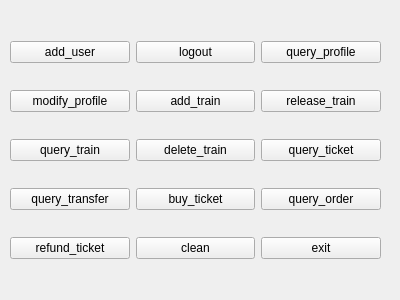
This is src_client/mainwidget.ui in RebeccaPan/Train_Ticket as Qt 5 draws it before an edit. The edited form follows.
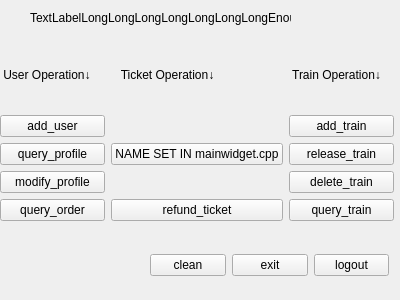
This is the edited form.

Patch:
```diff
--- a/src_client/mainwidget.ui
+++ b/src_client/mainwidget.ui
@@ -16,120 +16,152 @@
   <widget class="QWidget" name="gridLayoutWidget">
    <property name="geometry">
     <rect>
-     <x>10</x>
-     <y>20</y>
-     <width>371</width>
-     <height>261</height>
+     <x>0</x>
+     <y>40</y>
+     <width>394</width>
+     <height>181</height>
     </rect>
    </property>
-   <layout class="QGridLayout" name="gridLayout_2">
-    <item row="1" column="1">
-     <widget class="QPushButton" name="add_train_button">
-      <property name="text">
-       <string>add_train</string>
-      </property>
-     </widget>
-    </item>
-    <item row="0" column="2">
-     <widget class="QPushButton" name="query_profile_button">
-      <property name="text">
-       <string>query_profile</string>
-      </property>
-     </widget>
-    </item>
-    <item row="2" column="1">
-     <widget class="QPushButton" name="delete_train_button">
-      <property name="text">
-       <string>delete_train</string>
-      </property>
-     </widget>
-    </item>
-    <item row="0" column="0">
-     <widget class="QPushButton" name="add_user_button">
-      <property name="text">
-       <string>add_user</string>
-      </property>
-     </widget>
-    </item>
-    <item row="2" column="2">
-     <widget class="QPushButton" name="query_ticket_button">
-      <property name="text">
-       <string>query_ticket</string>
-      </property>
-     </widget>
-    </item>
-    <item row="3" column="0">
-     <widget class="QPushButton" name="query_transfer_button">
-      <property name="text">
-       <string>query_transfer</string>
-      </property>
-     </widget>
-    </item>
-    <item row="3" column="1">
-     <widget class="QPushButton" name="buy_ticket_button">
-      <property name="text">
-       <string>buy_ticket</string>
-      </property>
-     </widget>
-    </item>
+   <layout class="QGridLayout" name="gridLayout">
     <item row="1" column="0">
-     <widget class="QPushButton" name="modify_profile_button">
+     <widget class="QLabel" name="label">
       <property name="text">
-       <string>modify_profile</string>
+       <string> User Operation↓</string>
       </property>
      </widget>
     </item>
-    <item row="1" column="2">
+    <item row="3" column="2">
      <widget class="QPushButton" name="release_train_button">
       <property name="text">
        <string>release_train</string>
       </property>
      </widget>
     </item>
-    <item row="0" column="1">
-     <widget class="QPushButton" name="logout_button">
+    <item row="3" column="0">
+     <widget class="QPushButton" name="query_profile_button">
       <property name="text">
-       <string>logout</string>
+       <string>query_profile</string>
       </property>
      </widget>
     </item>
-    <item row="2" column="0">
+    <item row="1" column="2">
+     <widget class="QLabel" name="label_3">
+      <property name="text">
+       <string> Train Operation↓</string>
+      </property>
+     </widget>
+    </item>
+    <item row="6" column="2">
      <widget class="QPushButton" name="query_train_button">
       <property name="text">
        <string>query_train</string>
       </property>
      </widget>
     </item>
-    <item row="3" column="2">
-     <widget class="QPushButton" name="query_order_button">
+    <item row="2" column="0">
+     <widget class="QPushButton" name="add_user_button">
       <property name="text">
-       <string>query_order</string>
+       <string>add_user</string>
       </property>
      </widget>
     </item>
     <item row="4" column="0">
+     <widget class="QPushButton" name="modify_profile_button">
+      <property name="text">
+       <string>modify_profile</string>
+      </property>
+     </widget>
+    </item>
+    <item row="2" column="2">
+     <widget class="QPushButton" name="add_train_button">
+      <property name="text">
+       <string>add_train</string>
+      </property>
+     </widget>
+    </item>
+    <item row="1" column="1">
+     <widget class="QLabel" name="label_2">
+      <property name="text">
+       <string>   Ticket Operation↓</string>
+      </property>
+     </widget>
+    </item>
+    <item row="4" column="2">
+     <widget class="QPushButton" name="delete_train_button">
+      <property name="text">
+       <string>delete_train</string>
+      </property>
+     </widget>
+    </item>
+    <item row="6" column="1">
      <widget class="QPushButton" name="refund_ticket_button">
       <property name="text">
        <string>refund_ticket</string>
       </property>
      </widget>
     </item>
-    <item row="4" column="1">
+    <item row="6" column="0">
+     <widget class="QPushButton" name="query_order_button">
+      <property name="text">
+       <string>query_order</string>
+      </property>
+     </widget>
+    </item>
+    <item row="2" column="1" rowspan="3">
+     <widget class="QPushButton" name="ticket_button">
+      <property name="text">
+       <string>NAME SET IN mainwidget.cpp</string>
+      </property>
+     </widget>
+    </item>
+   </layout>
+  </widget>
+  <widget class="QWidget" name="horizontalLayoutWidget">
+   <property name="geometry">
+    <rect>
+     <x>150</x>
+     <y>240</y>
+     <width>239</width>
+     <height>51</height>
+    </rect>
+   </property>
+   <layout class="QHBoxLayout" name="horizontalLayout">
+    <item>
      <widget class="QPushButton" name="clean_button">
       <property name="text">
        <string>clean</string>
       </property>
      </widget>
     </item>
-    <item row="4" column="2">
+    <item>
      <widget class="QPushButton" name="exit_button">
       <property name="text">
        <string>exit</string>
       </property>
      </widget>
     </item>
+    <item>
+     <widget class="QPushButton" name="logout_button">
+      <property name="text">
+       <string>logout</string>
+      </property>
+     </widget>
+    </item>
    </layout>
   </widget>
+  <widget class="QLabel" name="label_Welcome">
+   <property name="geometry">
+    <rect>
+     <x>30</x>
+     <y>10</y>
+     <width>261</width>
+     <height>16</height>
+    </rect>
+   </property>
+   <property name="text">
+    <string>TextLabelLongLongLongLongLongLongLongEnough</string>
+   </property>
+  </widget>
  </widget>
  <resources/>
  <connections/>
```
